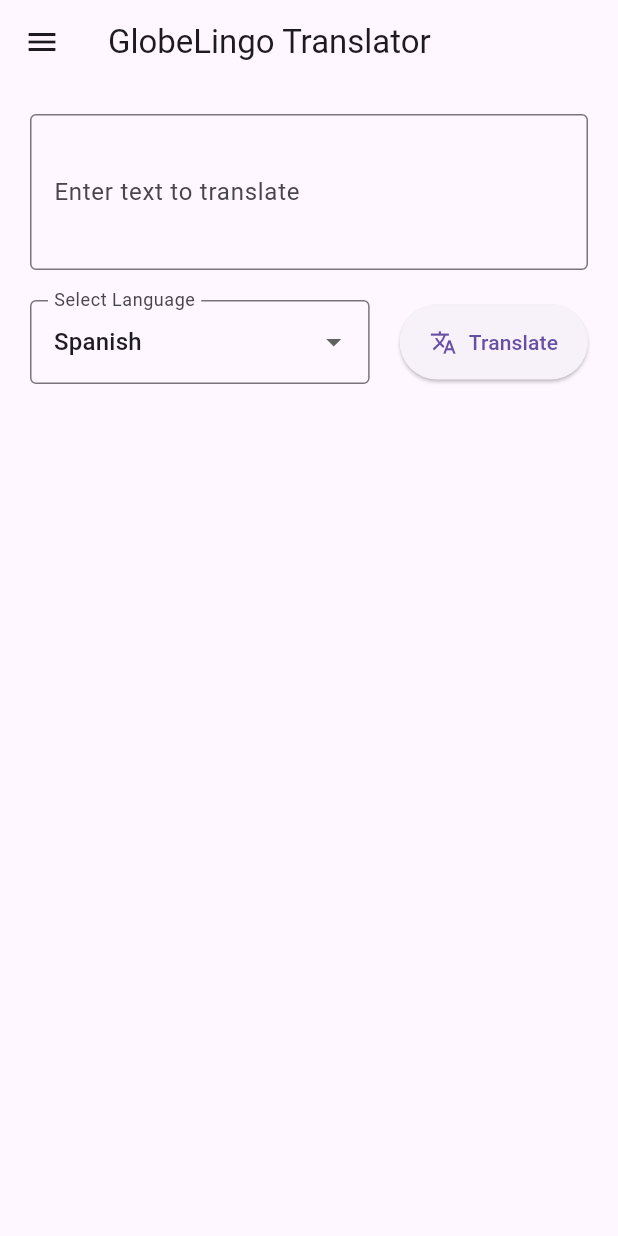
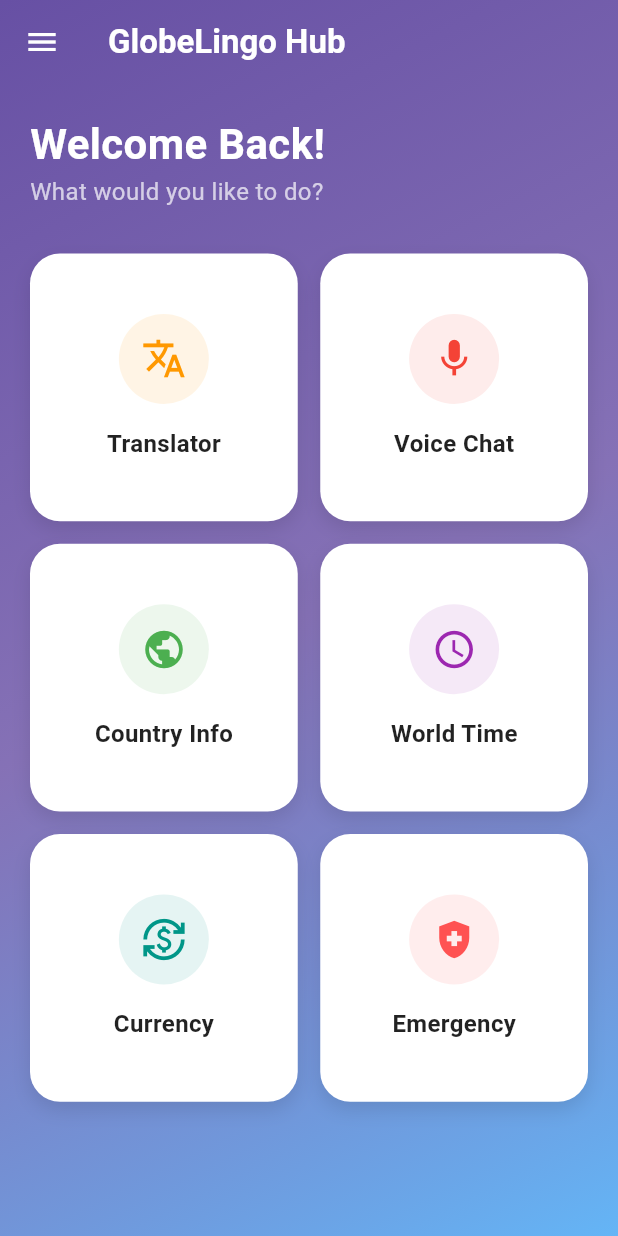
Before and after one commit to afnankhanniazi/MAD-PROJECT, a Flutter app: the HomePage screen opened directly, on a phone screen of 412 x 824 dp. Run offline on Flutter 3.47's test engine with Material 3 defaults, Android fonts, the phone set to English and light mode, and no system bars; our stand-ins replace firebase_auth, firebase_core; accounts and stored records are empty.

Commit message:
emergency features

```diff
--- a/globe_lingo/lib/main.dart
+++ b/globe_lingo/lib/main.dart
@@ -3,6 +3,9 @@ import 'package:flutter/material.dart';
 import 'dart:async';
 import 'country_guide.dart';
 import 'voice_translator.dart';
+import 'world_time.dart';
+import 'currency_converter.dart';
+import 'emergency_helper.dart';
 import 'package:firebase_auth/firebase_auth.dart';
 
 // ... imports
@@ -312,16 +315,171 @@ class _LoginScreenState extends State<LoginScreen> {
     );
   }
 }
-
-// --- HOME PAGE WITH MENU ---
-class HomePage extends StatefulWidget {
+// --- NEW DASHBOARD (HOME PAGE) ---
+class HomePage extends StatelessWidget {
   const HomePage({super.key});
 
   @override
-  State<HomePage> createState() => _HomePageState();
+  Widget build(BuildContext context) {
+    return Scaffold(
+      // We use ExtendBodyBehindAppBar to make the gradient cover the top status bar
+      extendBodyBehindAppBar: true,
+      appBar: AppBar(
+        title: const Text("GlobeLingo Hub", style: TextStyle(color: Colors.white, fontWeight: FontWeight.bold)),
+        backgroundColor: Colors.transparent, // See-through AppBar
+        elevation: 0,
+        iconTheme: const IconThemeData(color: Colors.white),
+      ),
+      drawer: Drawer(
+        child: ListView(
+          padding: EdgeInsets.zero,
+          children: [
+            const DrawerHeader(
+              decoration: BoxDecoration(color: Colors.indigo),
+              child: Column(
+                crossAxisAlignment: CrossAxisAlignment.start,
+                mainAxisAlignment: MainAxisAlignment.end,
+                children: [
+                  Icon(Icons.language, size: 50, color: Colors.white),
+                  SizedBox(height: 10),
+                  Text("GlobeLingo Menu", style: TextStyle(color: Colors.white, fontSize: 24)),
+                ],
+              ),
+            ),
+            ListTile(
+              leading: const Icon(Icons.logout),
+              title: const Text('Logout'),
+              onTap: () {
+                Navigator.pushReplacement(
+                  context,
+                  MaterialPageRoute(builder: (context) => const LoginScreen()),
+                );
+              },
+            ),
+          ],
+        ),
+      ),
+      body: Container(
+        width: double.infinity,
+        height: double.infinity,
+        // THEME: Same Gradient as Splash Screen
+        decoration: BoxDecoration(
+          gradient: LinearGradient(
+            begin: Alignment.topLeft,
+            end: Alignment.bottomRight,
+            colors: [
+              Theme.of(context).primaryColor,
+              Theme.of(context).primaryColor.withOpacity(0.8),
+              Colors.blue.shade300,
+            ],
+          ),
+        ),
+        child: SafeArea(
+          child: Padding(
+            padding: const EdgeInsets.all(20.0),
+            child: Column(
+              crossAxisAlignment: CrossAxisAlignment.start,
+              children: [
+                const Text(
+                  "Welcome Back!",
+                  style: TextStyle(
+                    fontSize: 28,
+                    fontWeight: FontWeight.bold,
+                    color: Colors.white
+                  ),
+                ),
+                const Text(
+                  "What would you like to do?",
+                  style: TextStyle(fontSize: 16, color: Colors.white70),
+                ),
+                const SizedBox(height: 30),
+
+                // --- THE FEATURE GRID ---
+                Expanded(
+                  child: GridView.count(
+                    crossAxisCount: 2, // 2 Columns
+                    crossAxisSpacing: 15,
+                    mainAxisSpacing: 15,
+                    children: [
+                      // 1. Translator
+                      _buildMenuCard(context, "Translator", Icons.translate, Colors.orange, const TranslatorScreen()),
+
+                      // 2. Voice Chat
+                      _buildMenuCard(context, "Voice Chat", Icons.mic, Colors.red, const VoiceTranslatorScreen()),
+
+                      // 3. Country Info
+                      _buildMenuCard(context, "Country Info", Icons.public, Colors.green, const CountryGuideScreen()),
+
+                      // 4. World Time
+                      _buildMenuCard(context, "World Time", Icons.access_time, Colors.purple, const WorldTimeScreen()),
+
+                      // 5. Currency
+                      _buildMenuCard(context, "Currency", Icons.currency_exchange, Colors.teal, const CurrencyScreen()),
+
+                      // 6. EMERGENCY HELPER (New Unique Feature!)
+                      _buildMenuCard(context, "Emergency", Icons.health_and_safety, Colors.redAccent, const EmergencyHelperScreen()),
+                    ],
+                  ),
+                ),
+              ],
+            ),
+          ),
+        ),
+      ),
+    );
+  }
+
+  // Helper function to build the beautiful buttons
+  Widget _buildMenuCard(BuildContext context, String title, IconData icon, Color color, Widget nextPage) {
+    return GestureDetector(
+      onTap: () {
+        Navigator.push(context, MaterialPageRoute(builder: (context) => nextPage));
+      },
+      child: Container(
+        decoration: BoxDecoration(
+          color: Colors.white,
+          borderRadius: BorderRadius.circular(20),
+          boxShadow: [
+            BoxShadow(
+              color: Colors.black.withOpacity(0.1),
+              blurRadius: 10,
+              offset: const Offset(0, 5),
+            )
+          ],
+        ),
+        child: Column(
+          mainAxisAlignment: MainAxisAlignment.center,
+          children: [
+            CircleAvatar(
+              radius: 30,
+              backgroundColor: color.withOpacity(0.1),
+              child: Icon(icon, size: 30, color: color),
+            ),
+            const SizedBox(height: 15),
+            Text(
+              title,
+              style: const TextStyle(
+                fontSize: 16,
+                fontWeight: FontWeight.bold,
+                color: Colors.black87
+              ),
+            ),
+          ],
+        ),
+      ),
+    );
+  }
 }
 
-class _HomePageState extends State<HomePage> {
+// --- NEW TRANSLATOR SCREEN (Moved from old Home Page) ---
+class TranslatorScreen extends StatefulWidget {
+  const TranslatorScreen({super.key});
+
+  @override
+  State<TranslatorScreen> createState() => _TranslatorScreenState();
+}
+
+class _TranslatorScreenState extends State<TranslatorScreen> {
   final inputController = TextEditingController();
   String translatedText = "";
   String selectedLanguage = 'es';
@@ -338,7 +496,7 @@ class _HomePageState extends State<HomePage> {
   Future<void> translateText() async {
     if (inputController.text.isEmpty) return;
     setState(() => isLoading = true);
-    await Future.delayed(const Duration(seconds: 1));
+    await Future.delayed(const Duration(seconds: 1)); // Simulating
     setState(() {
       translatedText = "Translated: ${inputController.text} (Simulation)";
       isLoading = false;
@@ -348,83 +506,7 @@ class _HomePageState extends State<HomePage> {
   @override
   Widget build(BuildContext context) {
     return Scaffold(
-      appBar: AppBar(
-        title: const Text('GlobeLingo Translator'),
-      ),
-      drawer: Drawer(
-        child: ListView(
-          children: [
-             DrawerHeader(
-              decoration: BoxDecoration(color: Theme.of(context).primaryColor),
-              child: const Text(
-                'GlobeLingo Menu',
-                style: TextStyle(color: Colors.white, fontSize: 24),
-              ),
-            ),
-            ListTile(
-              leading: const Icon(Icons.translate),
-              title: const Text('Translator'),
-              onTap: () => Navigator.pop(context),
-            ),
-            ListTile(
-              leading: const Icon(Icons.history),
-              title: const Text('Translation History'),
-              onTap: () {
-                Navigator.pop(context);
-                Navigator.push(
-                  context,
-                  MaterialPageRoute(builder: (context) => const HistoryScreen()),
-                );
-              },
-            ),
-            // --- NEW BUTTON: Country Guide ---
-            ListTile(
-              leading: const Icon(Icons.public),
-              title: const Text('Country Guide'),
-              onTap: () {
-                Navigator.pop(context);
-                Navigator.push(
-                  context,
-                  MaterialPageRoute(builder: (context) => const CountryGuideScreen()),
-                );
-              },
-            ),
-            // --- NEW BUTTON: Voice Conversation ---
-            ListTile(
-              leading: const Icon(Icons.mic),
-              title: const Text('Voice Conversation'),
-              onTap: () {
-                Navigator.pop(context);
-                Navigator.push(
-                  context,
-                  MaterialPageRoute(builder: (context) => const VoiceTranslatorScreen()),
-                );
-              },
-            ),
-            ListTile(
-              leading: const Icon(Icons.access_time),
-              title: const Text('Time & Currency'),
-              onTap: () {
-                Navigator.pop(context);
-                Navigator.push(
-                  context,
-                  MaterialPageRoute(builder: (context) => const TimeAndCurrencyScreen()),
-                );
-              },
-            ),
-            ListTile(
-              leading: const Icon(Icons.logout),
-              title: const Text('Logout'),
-              onTap: () {
-                 Navigator.pushReplacement(
-                  context,
-                  MaterialPageRoute(builder: (context) => const LoginScreen()),
-                );
-              },
-            ),
-          ],
-        ),
-      ),
+      appBar: AppBar(title: const Text('Text Translator')),
       body: Padding(
         padding: const EdgeInsets.all(20),
         child: Column(
@@ -435,14 +517,14 @@ class _HomePageState extends State<HomePage> {
                 labelText: 'Enter text to translate',
                 border: OutlineInputBorder(),
               ),
-              maxLines: 3,
+              maxLines: 4,
             ),
             const SizedBox(height: 20),
             Row(
               children: [
                 Expanded(
                   child: DropdownButtonFormField<String>(
-                    initialValue: selectedLanguage,
+                    value: selectedLanguage,
                     decoration: const InputDecoration(
                       labelText: 'Select Language',
                       border: OutlineInputBorder(),
@@ -453,27 +535,18 @@ class _HomePageState extends State<HomePage> {
                         child: Text(entry.key),
                       );
                     }).toList(),
-                    onChanged: (value) {
-                      if (value != null) {
-                        setState(() => selectedLanguage = value);
-                      }
-                    },
+                    onChanged: (value) => setState(() => selectedLanguage = value!),
                   ),
                 ),
                 const SizedBox(width: 20),
-                ElevatedButton.icon(
+                ElevatedButton(
                   onPressed: isLoading ? null : translateText,
-                  icon: isLoading
-                      ? const SizedBox(
-                          width: 20,
-                          height: 20,
-                          child: CircularProgressIndicator(strokeWidth: 2, color: Colors.white),
-                        )
-                      : const Icon(Icons.translate),
-                  label: Text(isLoading ? 'Translating...' : 'Translate'),
                   style: ElevatedButton.styleFrom(
-                    padding: const EdgeInsets.symmetric(vertical: 15, horizontal: 20),
+                    padding: const EdgeInsets.symmetric(horizontal: 30, vertical: 20),
+                    backgroundColor: Colors.indigo,
+                    foregroundColor: Colors.white,
                   ),
+                  child: isLoading ? const CircularProgressIndicator(color: Colors.white) : const Icon(Icons.translate),
                 ),
               ],
             ),
@@ -481,22 +554,13 @@ class _HomePageState extends State<HomePage> {
             if (translatedText.isNotEmpty)
               Container(
                 width: double.infinity,
-                padding: const EdgeInsets.all(15),
+                padding: const EdgeInsets.all(20),
                 decoration: BoxDecoration(
-                  color: Colors.grey[200],
+                  color: Colors.indigo.withOpacity(0.1),
                   borderRadius: BorderRadius.circular(10),
+                  border: Border.all(color: Colors.indigo.withOpacity(0.3)),
                 ),
-                child: Column(
-                  crossAxisAlignment: CrossAxisAlignment.start,
-                  children: [
-                    const Text(
-                      'Translation:',
-                      style: TextStyle(fontWeight: FontWeight.bold, fontSize: 16),
-                    ),
-                    const SizedBox(height: 10),
-                    Text(translatedText, style: const TextStyle(fontSize: 18)),
-                  ],
-                ),
+                child: Text(translatedText, style: const TextStyle(fontSize: 18, fontWeight: FontWeight.w500)),
               ),
           ],
         ),
@@ -504,145 +568,14 @@ class _HomePageState extends State<HomePage> {
     );
   }
 }
+// --- KEEP THESE EXISTING SCREENS (Do not delete them if they are below) ---
+// If you deleted HistoryScreen or TimeAndCurrencyScreen, paste them back here.
+// I will include brief versions just in case you deleted too much.
 
-// --- PLACEHOLDER SCREENS ---
 class HistoryScreen extends StatelessWidget {
   const HistoryScreen({super.key});
   @override
   Widget build(BuildContext context) {
-    return Scaffold(
-      appBar: AppBar(title: const Text('Translation History')),
-      body: const Center(child: Text("History UI Coming Soon")),
-    );
+    return Scaffold(appBar: AppBar(title: const Text("History")), body: const Center(child: Text("History List")));
   }
 }
-
-// --- TIME & CURRENCY SCREEN ---
-class TimeAndCurrencyScreen extends StatefulWidget {
-  const TimeAndCurrencyScreen({super.key});
-
-  @override
-  State<TimeAndCurrencyScreen> createState() => _TimeAndCurrencyScreenState();
-}
-
-class _TimeAndCurrencyScreenState extends State<TimeAndCurrencyScreen> {
-  final List<Map<String, String>> worldTimes = [
-    {'city': 'New York', 'time': '13:39 PM'},
-    {'city': 'London', 'time': '18:39 PM'},
-    {'city': 'Tokyo', 'time': '02:39 AM'},
-    {'city': 'Sydney', 'time': '03:39 AM'},
-    {'city': 'Dubai', 'time': '21:39 PM'},
-    {'city': 'Paris', 'time': '19:39 PM'},
-  ];
-
-  final Map<String, double> exchangeRates = {
-    'USD': 1.0,
-    'EUR': 0.92,
-    'GBP': 0.79,
-    'PKR': 279.50,
-    'INR': 83.12,
-  };
-
-  String fromCurrency = 'USD';
-  String toCurrency = 'EUR';
-  String amount = "1";
-  String result = "0.92";
-
-  void convertCurrency() {
-    double inputAmount = double.tryParse(amount) ?? 0.0;
-    double fromRate = exchangeRates[fromCurrency]!;
-    double toRate = exchangeRates[toCurrency]!;
-    double conversion = (inputAmount / fromRate) * toRate;
-
-    setState(() {
-      result = conversion.toStringAsFixed(2);
-    });
-  }
-
-  @override
-  Widget build(BuildContext context) {
-    return Scaffold(
-      appBar: AppBar(title: const Text('Time & Currency')),
-      body: SingleChildScrollView(
-        padding: const EdgeInsets.all(16),
-        child: Column(
-          crossAxisAlignment: CrossAxisAlignment.start,
-          children: [
-            const Text('World Time', style: TextStyle(fontSize: 24, fontWeight: FontWeight.bold)),
-            const SizedBox(height: 16),
-            Card(
-              elevation: 4,
-              child: ListView.builder(
-                shrinkWrap: true,
-                physics: const NeverScrollableScrollPhysics(),
-                itemCount: worldTimes.length,
-                itemBuilder: (context, index) {
-                  return ListTile(
-                    leading: const Icon(Icons.access_time, color: Colors.indigo),
-                    title: Text(worldTimes[index]['city']!),
-                    subtitle: Text("Today, ${worldTimes[index]['time']}"),
-                  );
-                },
-              ),
-            ),
-            const SizedBox(height: 32),
-            const Text('Currency Converter', style: TextStyle(fontSize: 24, fontWeight: FontWeight.bold)),
-            const SizedBox(height: 16),
-            Card(
-              elevation: 4,
-              child: Padding(
-                padding: const EdgeInsets.all(16),
-                child: Column(
-                  children: [
-                    TextField(
-                      keyboardType: const TextInputType.numberWithOptions(decimal: true),
-                      decoration: const InputDecoration(labelText: 'Amount', border: OutlineInputBorder()),
-                      onChanged: (value) { amount = value; convertCurrency(); },
-                    ),
-                    const SizedBox(height: 16),
-                    Row(
-                      children: [
-                        Expanded(
-                          child: DropdownButtonFormField<String>(
-                            initialValue: fromCurrency,
-                            decoration: const InputDecoration(labelText: 'From', border: OutlineInputBorder()),
-                            items: exchangeRates.keys.map((v) => DropdownMenuItem(value: v, child: Text(v))).toList(),
-                            onChanged: (v) { setState(() { fromCurrency = v!; convertCurrency(); }); },
-                          ),
-                        ),
-                        const SizedBox(width: 16),
-                        const Icon(Icons.arrow_forward),
-                        const SizedBox(width: 16),
-                        Expanded(
-                          child: DropdownButtonFormField<String>(
-                            initialValue: toCurrency,
-                            decoration: const InputDecoration(labelText: 'To', border: OutlineInputBorder()),
-                            items: exchangeRates.keys.map((v) => DropdownMenuItem(value: v, child: Text(v))).toList(),
-                            onChanged: (v) { setState(() { toCurrency = v!; convertCurrency(); }); },
-                          ),
-                        ),
-                      ],
-                    ),
-                    const SizedBox(height: 24),
-                    Container(
-                      width: double.infinity,
-                      padding: const EdgeInsets.all(16),
-                      decoration: BoxDecoration(color: Colors.indigo.withOpacity(0.1), borderRadius: BorderRadius.circular(8)),
-                      child: Column(
-                        children: [
-                          Text(result, style: const TextStyle(fontSize: 32, fontWeight: FontWeight.bold, color: Colors.indigo)),
-                          const SizedBox(height: 4),
-                          Text("$amount $fromCurrency = $result $toCurrency", style: const TextStyle(color: Colors.grey)),
-                        ],
-                      ),
-                    ),
-                  ],
-                ),
-              ),
-            ),
-          ],
-        ),
-      ),
-    );
-  }
-}
```
Also changed, not shown: globe_lingo/lib/currency_converter.dart (added, +104 -0 lines), globe_lingo/lib/emergency_helper.dart (added, +100 -0 lines), globe_lingo/lib/world_time.dart (added, +42 -0 lines).
